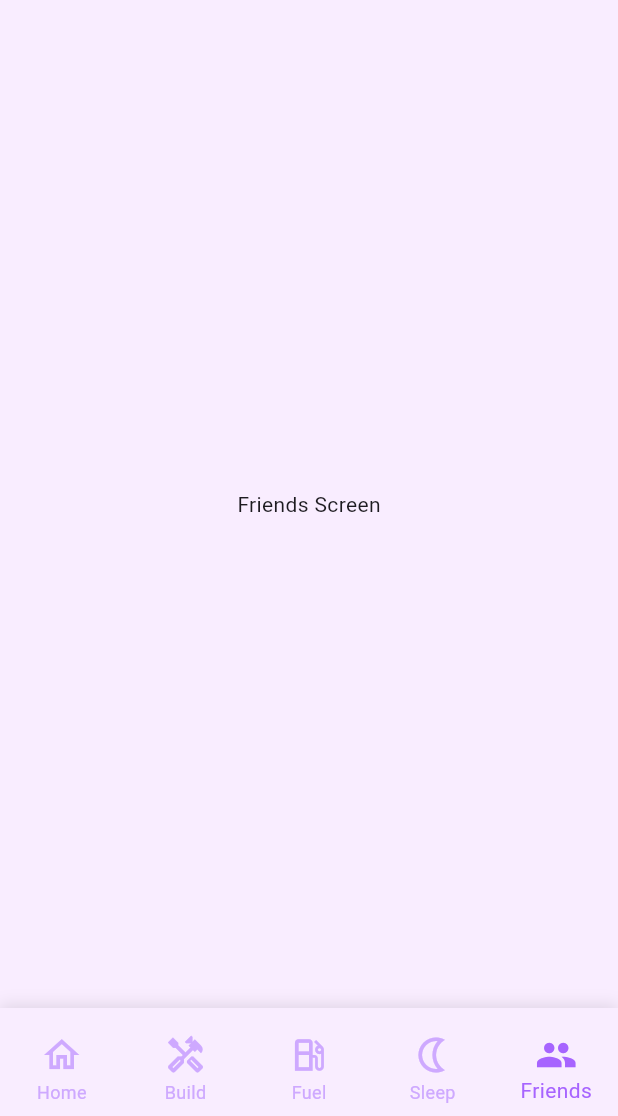
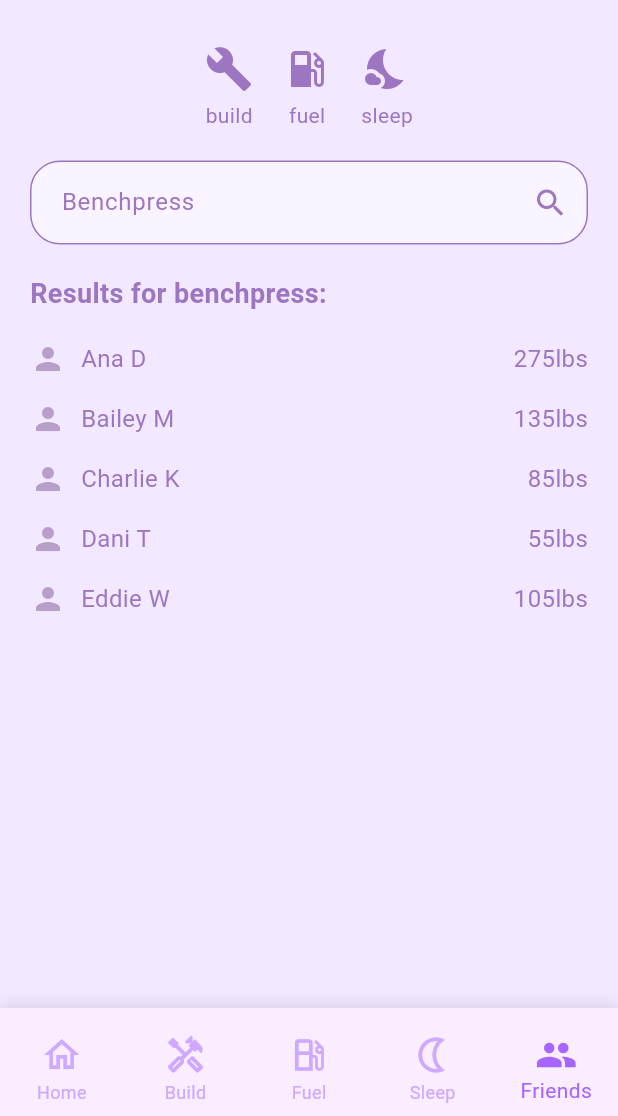
Before and after one commit to maynguyen26/lipht, a Flutter app: the MainLayout screen opened by its route, item 5 of the bottom bar chosen, on a phone screen of 412 x 824 dp, the part 120-1236 px from its top. Run offline on Flutter 3.47's test engine with Material 3 defaults, Android fonts, the phone set to English and light mode, and no system bars; our stand-ins replace cloud_firestore, connectivity_plus, firebase_auth, firebase_core, fl_chart, google_sign_in and 1 more; accounts and stored records are empty.

Commit message:
added build, friends screens,( and linking features in main_layout )

```diff
--- a/lib/features/friends/screens/friends_screen.dart
+++ b/lib/features/friends/screens/friends_screen.dart
@@ -0,0 +1,117 @@
+import 'package:flutter/material.dart';
+
+class FriendsScreen extends StatelessWidget {
+  const FriendsScreen({Key? key}) : super(key: key);
+
+  @override
+  Widget build(BuildContext context) {
+    return Scaffold(
+      backgroundColor: const Color(0xFFF2E8FF),
+      body: Padding(
+        padding: EdgeInsets.symmetric(horizontal: 20, vertical: 10),
+        child: Column(
+          crossAxisAlignment: CrossAxisAlignment.start,
+          children: [
+            // Header
+
+            SizedBox(height: 20),
+
+            // Category Icons
+            Row(
+              mainAxisAlignment: MainAxisAlignment.center,
+              children: [
+                _buildCategoryIcon(Icons.build, "build"),
+                SizedBox(width: 20),
+                _buildCategoryIcon(Icons.local_gas_station, "fuel"),
+                SizedBox(width: 20),
+                _buildCategoryIcon(Icons.nights_stay, "sleep"),
+              ],
+            ),
+            SizedBox(height: 20),
+
+            // Search Bar
+            Container(
+              decoration: BoxDecoration(
+                color: Colors.white.withOpacity(0.5),
+                borderRadius: BorderRadius.circular(20),
+                border: Border.all(color: Color(0xFF9D76C1)),
+              ),
+              child: TextField(
+                decoration: InputDecoration(
+                  hintText: "Benchpress",
+                  hintStyle: TextStyle(color: Color(0xFF9D76C1)),
+                  border: InputBorder.none,
+                  contentPadding:
+                      EdgeInsets.symmetric(horizontal: 20, vertical: 15),
+                  suffixIcon: Icon(Icons.search, color: Color(0xFF9D76C1)),
+                ),
+              ),
+            ),
+            SizedBox(height: 20),
+
+            // Search Results Header
+            Text(
+              "Results for benchpress:",
+              style: TextStyle(
+                fontSize: 18,
+                fontWeight: FontWeight.bold,
+                color: Color(0xFF9D76C1),
+              ),
+            ),
+            SizedBox(height: 10),
+
+            // Search Results List
+            Expanded(
+              child: ListView(
+                children: [
+                  _buildUserRow("Ana D", "275lbs"),
+                  _buildUserRow("Bailey M", "135lbs"),
+                  _buildUserRow("Charlie K", "85lbs"),
+                  _buildUserRow("Dani T", "55lbs"),
+                  _buildUserRow("Eddie W", "105lbs"),
+                ],
+              ),
+            ),
+          ],
+        ),
+      ),
+    );
+  }
+
+  // Category Icon Widget
+  Widget _buildCategoryIcon(IconData icon, String label) {
+    return Column(
+      children: [
+        Icon(icon, color: Color(0xFF9D76C1), size: 32),
+        SizedBox(height: 5),
+        Text(label, style: TextStyle(color: Color(0xFF9D76C1))),
+      ],
+    );
+  }
+
+  // User Row Widget
+  Widget _buildUserRow(String name, String weight) {
+    return Padding(
+      padding: EdgeInsets.symmetric(vertical: 8),
+      child: Row(
+        mainAxisAlignment: MainAxisAlignment.spaceBetween,
+        children: [
+          Row(
+            children: [
+              Icon(Icons.person, color: Color(0xFFB89FC9)),
+              SizedBox(width: 10),
+              Text(
+                name,
+                style: TextStyle(fontSize: 16, color: Color(0xFF9D76C1)),
+              ),
+            ],
+          ),
+          Text(
+            weight,
+            style: TextStyle(fontSize: 16, color: Color(0xFF9D76C1)),
+          ),
+        ],
+      ),
+    );
+  }
+}
--- a/lib/presentation/screens/main_layout.dart
+++ b/lib/presentation/screens/main_layout.dart
@@ -1,4 +1,5 @@
 import 'package:flutter/material.dart';
+import 'package:lipht/features/friends/screens/friends_screen.dart';
 import 'package:provider/provider.dart';
 import 'package:lipht/providers/auth_provider.dart';
 import 'package:lipht/presentation/widgets/bottom_nav_bar.dart';
@@ -121,7 +122,7 @@ class _MainLayoutState extends State<MainLayout> {
       _buildBuildTabWithAnimation(),
       Center(child: Text('Fuel Screen')),
       SleepScreen(),
-      Center(child: Text('Friends Screen')),
+      FriendsScreen(),
     ];
 
     // Use IndexedStack to maintain state across tabs
--- a/lib/routes/router.dart
+++ b/lib/routes/router.dart
@@ -3,7 +3,7 @@ import 'package:lipht/features/auth/screens/login_screen.dart';
 import 'package:lipht/features/auth/screens/signup_screen.dart';
 import 'package:lipht/presentation/screens/main_layout.dart';
 import 'package:lipht/features/settings/screens/settings_screen.dart';
-import 'package:lipht/features/build/screens/build_program_screen.dart';
+import 'package:lipht/features/build/screens/build_screen.dart';
 import 'package:lipht/routes/routes.dart';
 
 class AppRouter {
@@ -49,7 +49,7 @@ class AppRouter {
         return MaterialPageRoute(
           builder: (_) => MainLayout(
             currentIndex: 1,
-            child: BuildProgramScreen(),
+            child: BuildScreen(),
           ),
         );
       default:
```
Also changed, not shown: pubspec.lock, 1 other file.
